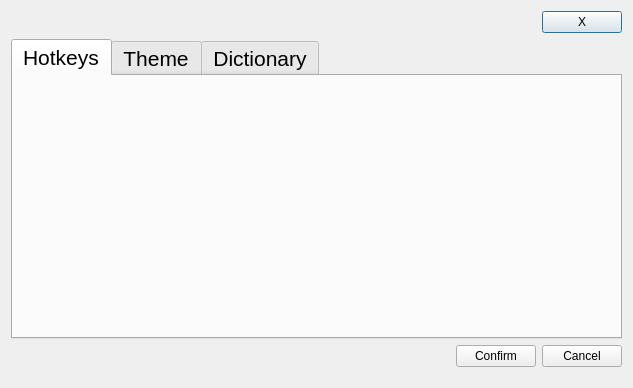
KrisC2003/Ofnir, file src/widgets/infowindow.ui: the form before one commit.
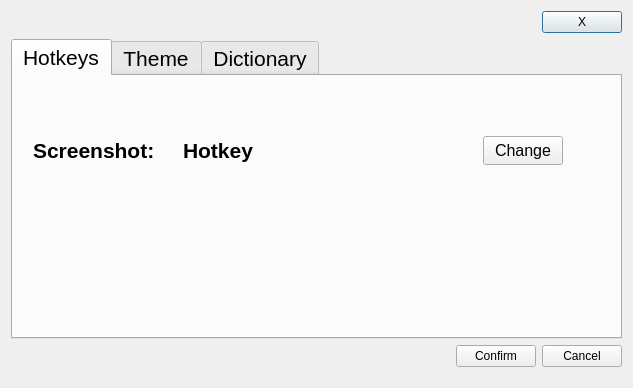
The form after the commit. The open tabs and pages were chosen to show the change.

Commit message:
Added Hotkey keybinds indicator and minor fix
-Added a QLabel that indicates current keybind for corresponding function

-Minor syntax fix on ocrmanager.cpp

The edit to the form file:
```diff
--- a/src/widgets/infowindow.ui
+++ b/src/widgets/infowindow.ui
@@ -72,6 +72,62 @@
         <attribute name="title">
          <string>Hotkeys</string>
         </attribute>
+        <widget class="QLabel" name="currhotkey">
+         <property name="geometry">
+          <rect>
+           <x>170</x>
+           <y>60</y>
+           <width>231</width>
+           <height>28</height>
+          </rect>
+         </property>
+         <property name="font">
+          <font>
+           <pointsize>16</pointsize>
+           <bold>true</bold>
+          </font>
+         </property>
+         <property name="text">
+          <string>Hotkey</string>
+         </property>
+        </widget>
+        <widget class="QPushButton" name="changehotkey">
+         <property name="geometry">
+          <rect>
+           <x>470</x>
+           <y>60</y>
+           <width>80</width>
+           <height>29</height>
+          </rect>
+         </property>
+         <property name="font">
+          <font>
+           <pointsize>12</pointsize>
+          </font>
+         </property>
+         <property name="text">
+          <string>Change</string>
+         </property>
+        </widget>
+        <widget class="QLabel" name="Screenshot">
+         <property name="geometry">
+          <rect>
+           <x>20</x>
+           <y>60</y>
+           <width>121</width>
+           <height>28</height>
+          </rect>
+         </property>
+         <property name="font">
+          <font>
+           <pointsize>16</pointsize>
+           <bold>true</bold>
+          </font>
+         </property>
+         <property name="text">
+          <string>Screenshot:</string>
+         </property>
+        </widget>
        </widget>
        <widget class="QDialog" name="Theme">
         <property name="font">
```
Left out of the diff: 2 changed lines with no effect on the pictures. The commit also changes 5 other files.
